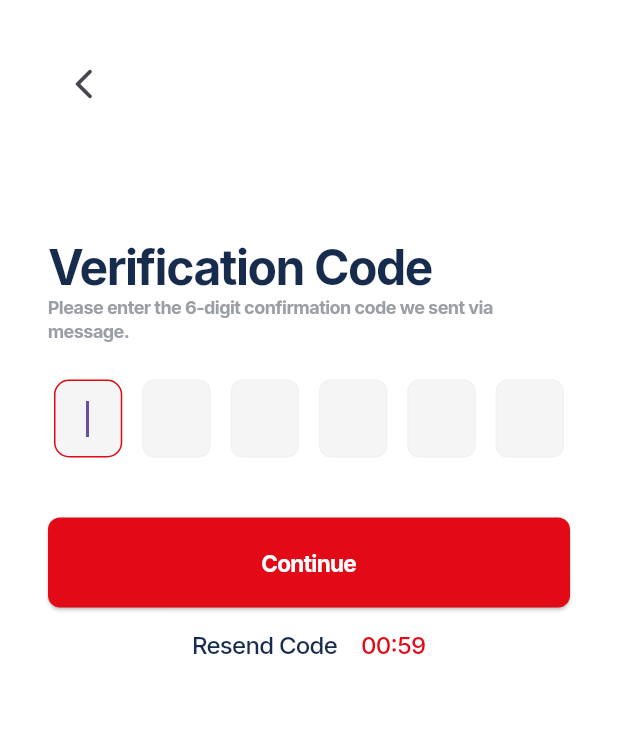
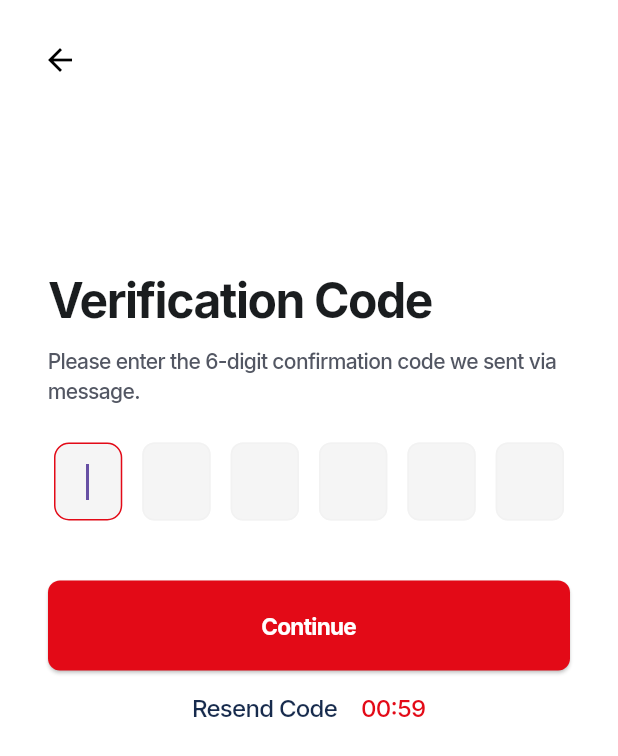
Before and after one commit to aymer-prime/gelirx, a Flutter app: the OtpPage screen opened directly with empty values, on a phone screen of 412 x 824 dp. Shown: the top 756 px of the screen. Run offline on Flutter 3.47's test engine with Material 3 defaults, Android fonts, the phone set to English and light mode, and no system bars; our stand-ins replace another_flushbar, auto_route, bloc, cached_network_image, connectivity_plus, dartz and 24 more; missing offline and left inert: dart:ffi, flutter_callkit_incoming, flutter_facebook_auth, flutter_map_cancellable_tile_provider, geolocator_platform_interface; accounts and stored records are empty; network calls fail.

Commit message:
change textstyle name and style in otp

```diff
--- a/lib/app/navigation/app_router.dart
+++ b/lib/app/navigation/app_router.dart
@@ -28,6 +28,7 @@ class AppRouter extends RootStackRouter {
   List<AutoRoute> get routes => [
         AutoRoute(
           page: SplashRoute.page,
+          initial: true,
         ),
         AutoRoute(
           page: OnboardingRoute.page,
@@ -37,7 +38,6 @@ class AppRouter extends RootStackRouter {
         ),
         AutoRoute(
           page: HomeRoute.page,
-          initial: true,
         ),
         AutoRoute(
           page: ServicesRoute.page,
--- a/lib/app/utils/resources/color_manager.dart
+++ b/lib/app/utils/resources/color_manager.dart
@@ -23,6 +23,9 @@ class ColorManager {
   static Color textErrorColor = const Color(0xffcd3131);
   static Color confirmedTextColor = const Color(0xff7FC09C);
   static Color pendingTextColor = const Color(0xFFEB833C);
+  static Color headerTextColor = const Color.fromRGBO(26, 29, 31, 1);
+  static Color blackTextColorWithOpacity = const Color.fromRGBO(83, 87, 99, 1);
+
   //buttons
   static Color buttonTextColor = const Color(0xffffffff);
   static Color disabledButtonColor = const Color(0xff999999);
--- a/lib/app/utils/resources/values_manager.dart
+++ b/lib/app/utils/resources/values_manager.dart
@@ -57,6 +57,7 @@ class AppSize {
   static const double s80 = 80.0;
   static const double s90 = 90.0;
   static const double s100 = 100.0;
+  static const double s113 = 113.0;
   static const double s120 = 120.0;
   static const double s140 = 140.0;
   static const double s150 = 150.0;
--- a/lib/features/auth/presentation/pages/auth_pageview_pages/otp_page.dart
+++ b/lib/features/auth/presentation/pages/auth_pageview_pages/otp_page.dart
@@ -7,6 +7,7 @@ import 'package:flutter_hooks/flutter_hooks.dart';
 import 'package:gelirx/app/extensions/context.dart';
 import 'package:gelirx/app/utils/resources/color_manager.dart';
 import 'package:gelirx/app/utils/resources/strings_manager.dart';
+import 'package:gelirx/app/utils/resources/styles_manager.dart';
 import 'package:gelirx/app/utils/resources/values_manager.dart';
 import 'package:gelirx/features/auth/presentation/bloc/auth_bloc.dart';
 
@@ -41,28 +42,33 @@ class OtpPage extends HookWidget {
     return Scaffold(
       backgroundColor: ColorManager.white,
       body: Padding(
-        padding: const EdgeInsets.all(AppPadding.p32),
+        padding: const EdgeInsets.all(AppPadding.p16),
         child: Column(
           mainAxisAlignment: MainAxisAlignment.start,
           crossAxisAlignment: CrossAxisAlignment.start,
           children: [
             IconButton(
               onPressed: toPreviousPage,
-              icon: const Icon(
-                Icons.arrow_back_ios_new_rounded,
+              icon: Icon(
+                Icons.arrow_back,
+                color: ColorManager.black,
               ),
             ),
-            const SizedBox(height: AppSize.s80),
+            const SizedBox(height: AppSize.s113),
+            Padding(
+              padding: const EdgeInsets.symmetric(horizontal: AppPadding.p16),
+              child: Column(
+                crossAxisAlignment: CrossAxisAlignment.start,
+                children: [
                 Text(
                   'Verification Code',
                   textAlign: TextAlign.center,
-              style: context.textTheme.displayMedium,
+                  style: getTextStyle(AppSize.s32, FontWeight.w700, ColorManager.headerTextColor),
                 ),
+                  const SizedBox(height: AppSize.s8),
                 Text(
                   'Please enter the 6-digit confirmation code we sent via message.',
-              style: context.textTheme.labelMedium!.copyWith(
-                color: ColorManager.textSubtitleColor,
-              ),
+                  style: getTextStyle(AppSize.s14, FontWeight.w500, ColorManager.blackTextColorWithOpacity),
                 ),
                 const SizedBox(height: AppSize.s24),
                 Row(
@@ -131,6 +137,8 @@ class OtpPage extends HookWidget {
                     ),
                   ],
                 ),
+              ],),
+            ),
           ],
         ),
       ),
```
Also changed, not shown: lib/app/utils/resources/styles_manager.dart (+6 -6 lines). Lines whose indentation alone changed are shown as unchanged.
